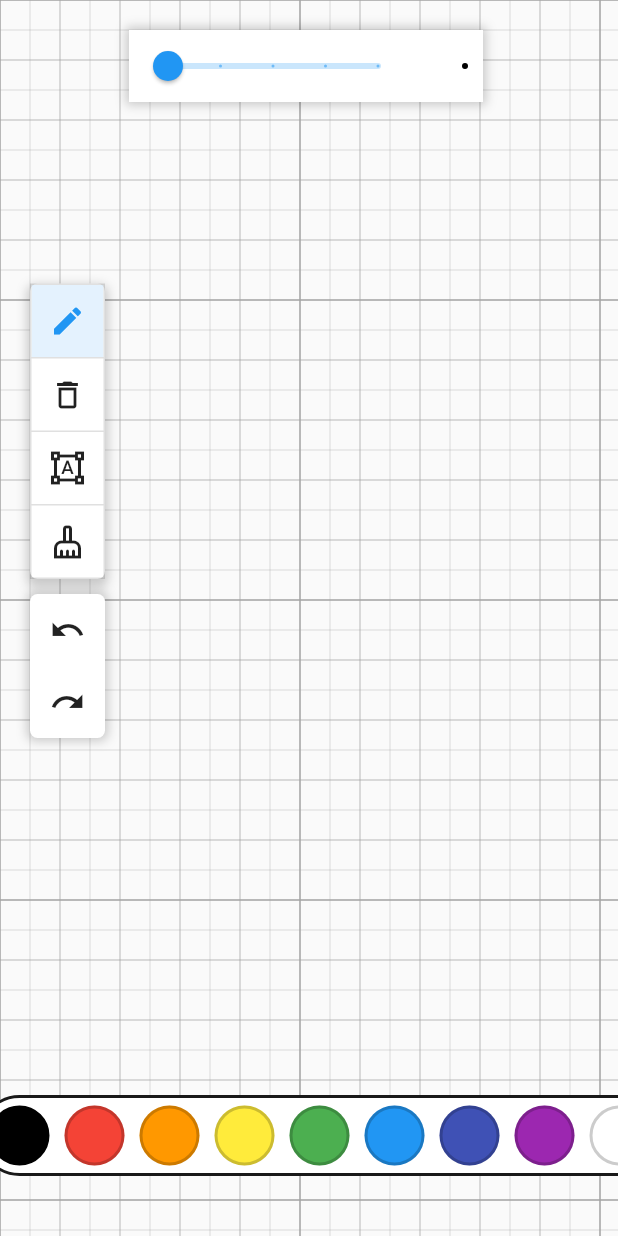
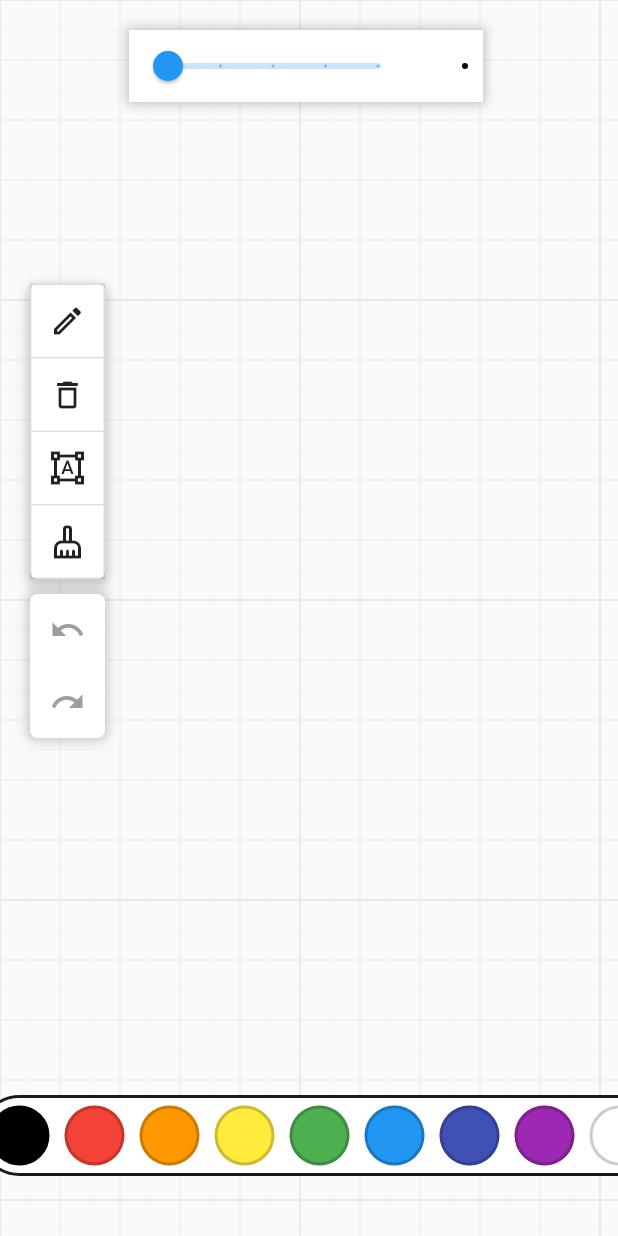
Before and after one commit to treboard/treboard, a Flutter app: the screen it shows after launch, on a phone screen of 412 x 824 dp. Run offline on Flutter 3.47's test engine with Material 2 defaults, Android fonts, the phone set to English and light mode, and no system bars; our stand-ins replace flutter_riverpod.

Commit message:
progress update

```diff
--- a/lib/providers/node_provider.dart
+++ b/lib/providers/node_provider.dart
@@ -1,7 +1,6 @@
 import 'package:flutter/material.dart';
 
 import 'package:flutter_riverpod/flutter_riverpod.dart';
-import 'package:treboard/widgets/nodes/note.dart';
 import 'package:treboard/widgets/node.dart';
 
 class NodeProvider extends ChangeNotifier {
--- a/lib/widgets/toolbar.dart
+++ b/lib/widgets/toolbar.dart
@@ -1,4 +1,6 @@
 // create a floating toolbar
+
+import 'dart:collection';
 
 import 'package:flutter/material.dart';
 import 'package:flutter_riverpod/flutter_riverpod.dart';
@@ -13,17 +15,32 @@ class Toolbar extends ConsumerStatefulWidget {
 }
 
 class _ToolbarState extends ConsumerState<Toolbar> {
-  List<bool> selected = [true, false, false, false];
+  // create dict of icons and their respective tool
+
+  List<Tool> tools = [
+    PenTool(),
+    EraserTool(),
+    ExtractorTool(),
+    ClearTool(),
+  ];
+
+  List<Icon> icons = [
+    const Icon(Icons.edit_outlined),
+    const Icon(Icons.delete_outline_outlined),
+    const Icon(Icons.format_shapes_outlined),
+    const Icon(Icons.cleaning_services_outlined),
+  ];
 
   @override
   Widget build(BuildContext context) {
-    List<Icon> buttons = [
-      Icon(ref.read(boardProvider).tool.getIcon()),
-      const Icon(Icons.delete_outline_outlined),
-      const Icon(Icons.format_shapes_outlined),
-      const Icon(Icons.cleaning_services_outlined),
-      // restart here then delete old code latger
-    ];
+    // based on what the current tool is, set the selected button
+    List<bool> selected = List.filled(tools.length, false);
+    for (int i = 0; i < tools.length; i++) {
+      if (ref.watch(boardProvider).tool == tools[i]) {
+        selected[i] = true;
+      }
+    }
+
     return Column(
       children: [
         Container(
@@ -41,31 +58,26 @@ class _ToolbarState extends ConsumerState<Toolbar> {
           ),
           child: ToggleButtons(
               direction: Axis.vertical,
+              fillColor: Colors.grey[200],
               isSelected: selected,
               onPressed: (index) {
+                if (tools[index] is ClearTool) {
+                  // clear the board
+                  ref.read(boardProvider).clearBoard();
+                  index = 0;
+                  return;
+                }
+                // set the selected tool
+                ref.read(boardProvider.notifier).setTool(tools[index]);
+                // set the selected button
+                for (int i = 0; i < selected.length; i++) {
+                  selected[i] = i == index;
+                }
                 setState(() {
-                  for (int i = 0; i < selected.length; i++) {
-                    selected[i] = i == index;
-
-                    if (index != 2) {
-                      ref.read(boardProvider).toggleFrame();
-                    }
-                  }
-
-                  if (index == 0) {
-                    ref.read(boardProvider).tool = PenTool();
-                  } else if (index == 1) {
-                    ref.read(boardProvider).tool = EraserTool();
-                  } else if (index == 2) {
-                    ref.read(boardProvider).tool = ExtractorTool();
-                    ref.read(boardProvider).extractText();
-                  } else if (index == 3) {
-                    ref.read(boardProvider.notifier).clear();
-                    selected = [true, false, false, false];
-                  }
+                  selected = selected;
                 });
               },
-              children: buttons),
+              children: icons),
         ),
         Container(
           width: 50,
@@ -86,14 +98,20 @@ class _ToolbarState extends ConsumerState<Toolbar> {
           child: Column(
             children: [
               IconButton(
-                icon: const Icon(Icons.undo_outlined),
+                icon: Icon(Icons.undo_outlined,
+                    color: ref.watch(boardProvider).state.canUndo
+                        ? Colors.black
+                        : Colors.grey),
                 onPressed: () {
                   // remove the last stroke
                   ref.read(boardProvider.notifier).undo();
                 },
               ),
               IconButton(
-                icon: const Icon(Icons.redo_outlined),
+                icon: Icon(Icons.redo_outlined,
+                    color: ref.watch(boardProvider).state.canRedo
+                        ? Colors.black
+                        : Colors.grey),
                 onPressed: () {
                   // redo the last stroke
                   ref.read(boardProvider.notifier).redo();
--- a/lib/widgets/whiteboard.dart
+++ b/lib/widgets/whiteboard.dart
@@ -103,21 +103,19 @@ class _WhiteBoardState extends ConsumerState<WhiteBoard> {
 
                   // convert picture to Image
                 },
-                child: GridPaper(
-                  color: Color.fromARGB(255, 162, 162, 162),
-                  interval: 200,
-                  subdivisions: 5,
-                  child: Container(
-                    color: Colors.transparent,
                 child: RepaintBoundary(
                   key: ref.read(boardProvider).repaintBoundaryKey,
                   child: CustomPaint(
+                    size: Size.infinite,
                     painter: Painter(
-                          strokeRef.read(boardProvider).strokes,
+                      strokeRef.read(boardProvider).state.strokes,
                       ref.watch(boardProvider).frameRect ?? Rect.zero,
                     ),
+                    child: GridPaper(
+                      color: Color.fromARGB(255, 228, 228, 228),
+                      interval: 200,
+                      subdivisions: 5,
                       child: Container(),
-                      ),
                     ),
                   ),
                 ),
```
Also changed, not shown: lib/core/tool.dart (+21 -5 lines), lib/models/element.dart (added, +8 -0 lines), lib/models/stroke.dart (+22 -7 lines), lib/providers/board_provider.dart (+58 -36 lines), lib/widgets/menubar.dart (added, +27 -0 lines). Lines whose indentation alone changed are shown as unchanged.
